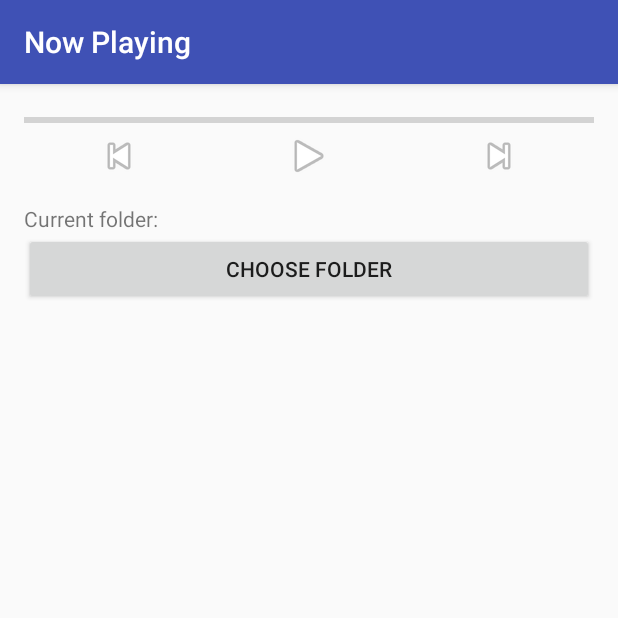
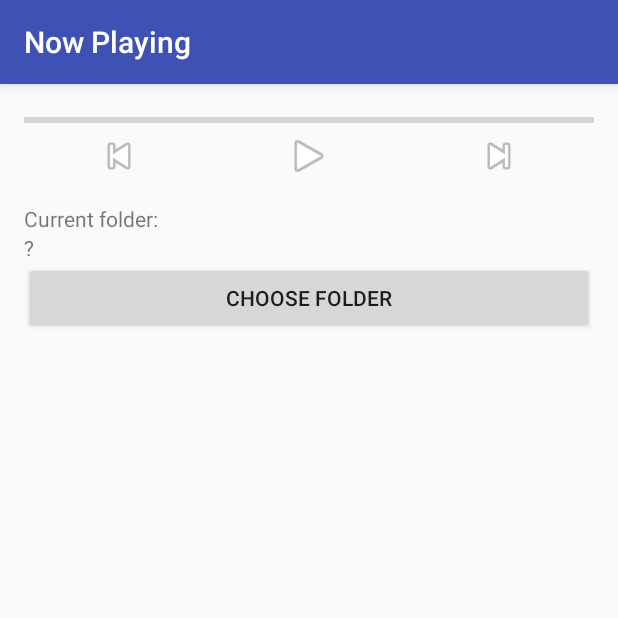
Before and after one commit to czettnersandor/android-MusicPlayer, an Android app: the screen it shows after launch (NowplayingActivity), on a phone screen of 412 x 824 dp, the top half of it. Run offline under Robolectric (Android 15) with nearby library versions, the phone set to English and light mode, and no system bars; libraries missing offline, so code that uses them is left out: net.rdrei.android; 1 statement that could not run was skipped.

Commit message:
Current folder, cleaning out code

```diff
--- a/app/build.gradle
+++ b/app/build.gradle
@@ -20,7 +20,6 @@ android {
 }
 
 repositories {
-    mavenCentral()
     maven { url 'http://guardian.github.com/maven/repo-releases' }
 }
 
@@ -28,5 +27,6 @@ dependencies {
     compile fileTree(include: ['*.jar'], dir: 'libs')
     testCompile 'junit:junit:4.12'
     compile 'com.android.support:appcompat-v7:23.4.0'
-    compile ('net.rdrei.android.dirchooser:library:3.2@aar') { transitive = true; }
+    compile 'com.gu:option:1.3'
+    compile 'net.rdrei.android.dirchooser:library:3.2@aar'
 }
--- a/app/src/main/res/layout/activity_nowplaying.xml
+++ b/app/src/main/res/layout/activity_nowplaying.xml
@@ -41,7 +41,12 @@
     <TextView
         android:layout_width="wrap_content"
         android:layout_height="wrap_content"
-        android:text="Current folder:" />
+        android:text="@string/current_folder" />
+    <TextView
+        android:id="@+id/current_folder"
+        android:layout_width="wrap_content"
+        android:layout_height="wrap_content"
+        android:text="\?" />
     <Button
         android:id="@+id/choose_folder"
         android:layout_width="match_parent"
--- a/app/src/main/res/values/strings.xml
+++ b/app/src/main/res/values/strings.xml
@@ -4,5 +4,6 @@
     <string name="play">Play</string>
     <string name="next">Next</string>
     <string name="previous">Previous</string>
+    <string name="current_folder">Current folder:</string>
     <string name="choose_folder">Choose Folder</string>
 </resources>
```
Also changed, not shown: app/src/main/java/com/czettner/musicplayer/NowplayingActivity.java (+24 -2 lines).
